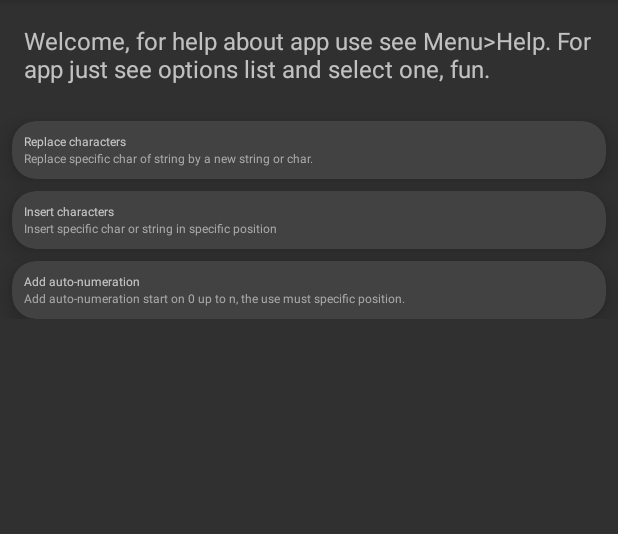
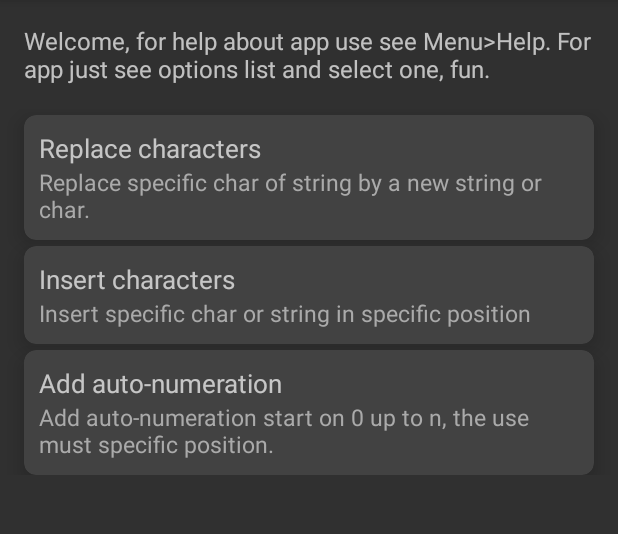
Before and after one commit to Devil64-Dev/app_my_file_rename, an Android app: the screen it shows after launch (MainActivity), on a phone screen of 412 x 824 dp, the part 84-618 px from its top. Run offline under Robolectric (Android 15) with nearby library versions, the phone set to English and light mode, and no system bars.

Commit message:
Added some dimens for RecycleView Layout

```diff
--- a/app/src/main/res/values/dimmens.xml
+++ b/app/src/main/res/values/dimmens.xml
@@ -2,6 +2,13 @@
 <resources>
     <dimen name="welcome_text_size">16sp</dimen>
     <dimen name="welcome_text_padding">16dp</dimen>
-    <dimen name="card_margin">16dp</dimen>
-    <dimen name="card_round_corner">16sp</dimen>
+    <dimen name="card_margin_top">4dp</dimen>
+    <dimen name="card_margin_left_right">16dp</dimen>
+    <dimen name="card_margin_bottom">4dp</dimen>
+    <dimen name="card_round_corner">8dp</dimen>
+    <dimen name="card_layout_padding">10dp</dimen>
+
+    <!-- Dimens of TextView in CardView-->
+    <dimen name="card_text_title">17sp</dimen>
+    <dimen name="card_text_des">15sp</dimen>
 </resources>
```
